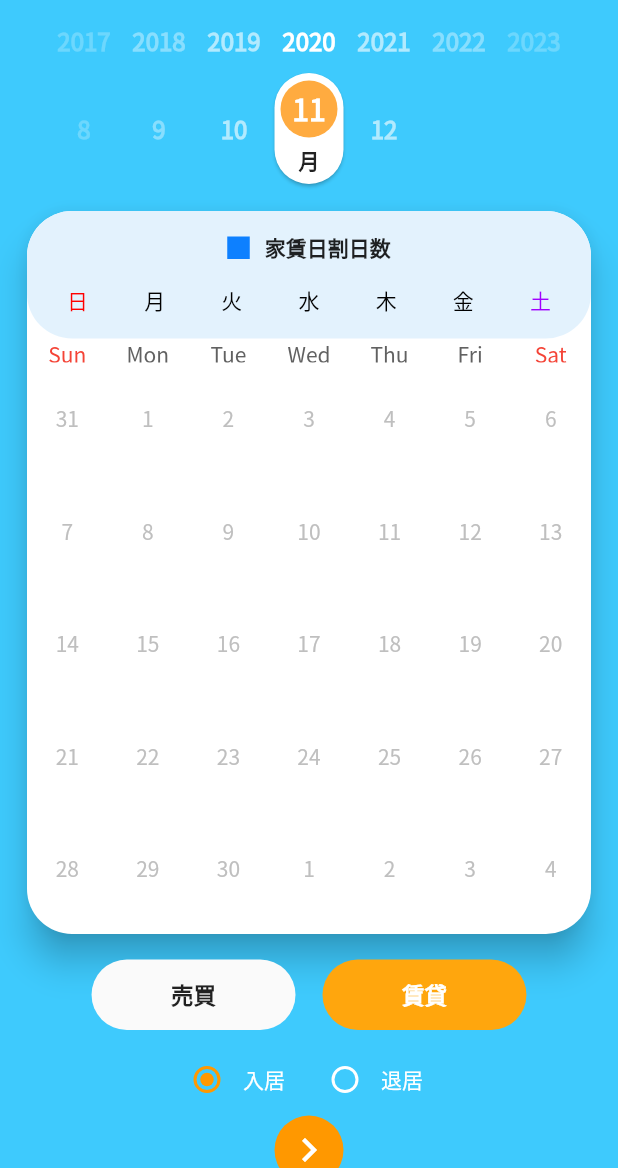
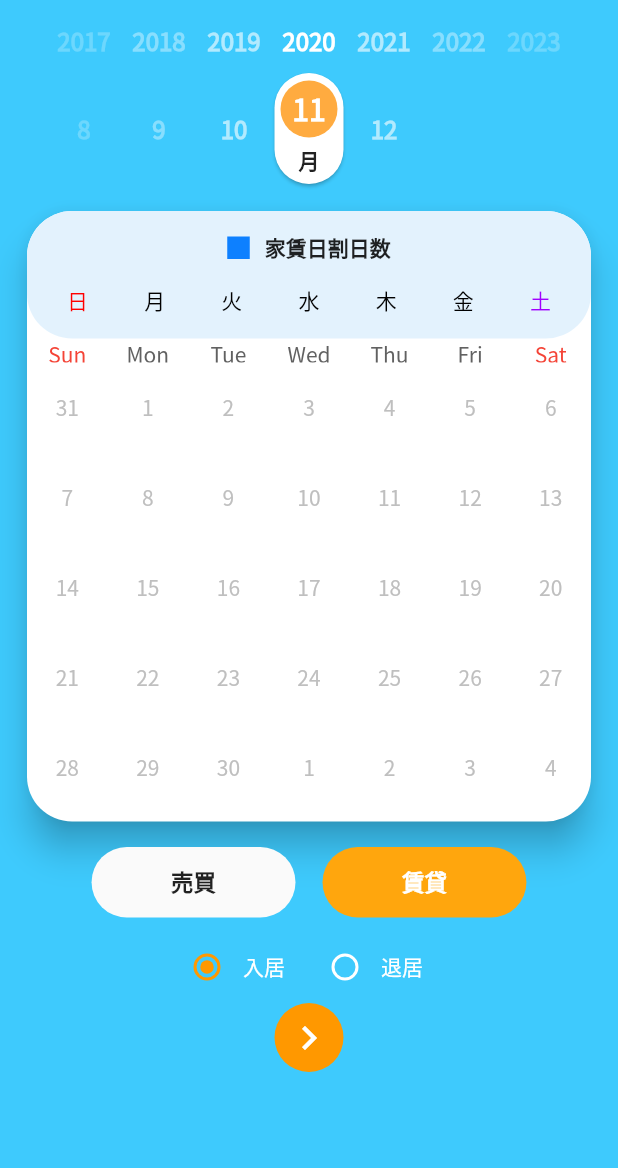
Before and after one commit to ityogesh/fudosan-calendar-application, a Flutter app: the HomeScreeen screen opened directly, after a tap on "売買", after a tap on "賃貸", on a phone screen of 412 x 824 dp, the part 68-1236 px from its top. Run offline on Flutter 3.47's test engine with Material 2 defaults, Android fonts, the phone set to English and light mode, and no system bars; drawn by our look-alikes of showcaseview, table_calendar; our stand-ins replace fluttertoast, pin_code_fields, progress_dialog, shared_preferences; missing offline and left inert: flutter_statusbarcolor, infinite_listview; accounts and stored records are empty; network calls fail.

Commit message:
Fixed Tutorial UI

```diff
--- a/lib/screens/homescreen.dart
+++ b/lib/screens/homescreen.dart
@@ -112,7 +112,7 @@ class _HomeScreeenState extends State<HomeScreeen> {
   @override
   Widget build(BuildContext context) {
     WidgetsBinding.instance.addPostFrameCallback((_) async {
-      /* controller
+      /*   controller
           .animateTo(controller.position.maxScrollExtent,
               duration: new Duration(seconds: 5), curve: new ElasticOutCurve())
           .then((value) => ShowCaseWidget.of(context)
@@ -179,7 +179,7 @@ class _HomeScreeenState extends State<HomeScreeen> {
                                   fontSize: 12.0,
                                   fontWeight: FontWeight.bold,
                                   color: Colors.white),
-                              disposeOnTap: true,
+                              disposeOnTap: false,
                               onTargetClick: () {
                                 ShowCaseWidget.of(context)
                                     .startShowCase([_three, _four]);
@@ -225,7 +225,7 @@ class _HomeScreeenState extends State<HomeScreeen> {
                                         fontSize: 12.0,
                                         fontWeight: FontWeight.bold,
                                         color: Colors.white),
-                                    disposeOnTap: true,
+                                    disposeOnTap: false,
                                     onTargetClick: () {
                                       ShowCaseWidget.of(context)
                                           .startShowCase([_four]);
@@ -298,7 +298,7 @@ class _HomeScreeenState extends State<HomeScreeen> {
                                 fontSize: 12.0,
                                 fontWeight: FontWeight.bold,
                                 color: Colors.white),
-                            disposeOnTap: true,
+                            disposeOnTap: false,
                             onTargetClick: () {},
                             child: InkWell(
                               onTap: () {
@@ -502,21 +502,7 @@ class _HomeScreeenState extends State<HomeScreeen> {
   }
 
   buildCalendar() {
-    return Showcase(
-      key: _one,
-      description: '計算するため、日付を選択してください。',
-      contentPadding: EdgeInsets.all(8.0),
-      showcaseBackgroundColor: ColorConstant.hHighlight,
-      descTextStyle: TextStyle(
-          fontSize: 12.0, fontWeight: FontWeight.bold, color: Colors.white),
-      disposeOnTap: true,
-      onTargetClick: () {
-        // print("Hello");
-        setState(() {
-          ShowCaseWidget.of(context).startShowCase([_two, _three, _four]);
-        });
-      },
-      child: Card(
+    return Card(
       color: Colors.white,
       shape: RoundedRectangleBorder(
         borderRadius: BorderRadius.all(
@@ -604,8 +590,25 @@ class _HomeScreeenState extends State<HomeScreeen> {
                     buildDays(),
                   ],
                 )),
-              TableCalendar(
-                rowHeight: 75.0,
+            Showcase(
+              key: _one,
+              description: '計算するため、日付を選択してください。',
+              contentPadding: EdgeInsets.all(8.0),
+              showcaseBackgroundColor: ColorConstant.hHighlight,
+              descTextStyle: TextStyle(
+                  fontSize: 12.0,
+                  fontWeight: FontWeight.bold,
+                  color: Colors.white),
+              disposeOnTap: false,
+              onTargetClick: () {
+                // print("Hello");
+                setState(() {
+                  ShowCaseWidget.of(context)
+                      .startShowCase([_two, _three, _four]);
+                });
+              },
+              child: TableCalendar(
+                rowHeight: val == "S" ? 75.0 : 60.0,
                 headerVisible: false,
                 holidays: _hdayBuilder(),
                 initialCalendarFormat: CalendarFormat.month,
@@ -684,9 +687,7 @@ class _HomeScreeenState extends State<HomeScreeen> {
                 },
                 builders: CalendarBuilders(
                   dowWeekdayBuilder: (context, day) {
-                    return Container(
-                      child: Text(''),
-                    );
+                    return Container();
                   },
                   dayBuilder: (context, date, events) => dayBuilder(
                     date: date,
@@ -740,8 +741,8 @@ class _HomeScreeenState extends State<HomeScreeen> {
                       isToday: true),
                 ),
               ),
+            ),
           ],
-          ),
         ),
       ),
     );
@@ -823,31 +824,6 @@ class _HomeScreeenState extends State<HomeScreeen> {
     return Container(
       margin: const EdgeInsets.all(1.5),
       alignment: Alignment.center,
-      decoration: BoxDecoration(
-          // color: istoday == null ? Colors.white : Colors.orange[200],
-
-          /*  border: istoday == null
-            ? Border()
-            : Border(
-                right: BorderSide(
-                  color: Colors.orange,
-                  width: 3,
-                ),
-                top: BorderSide(
-                  color: Colors.orange,
-                  width: 3,
-                ),
-                bottom: BorderSide(
-                  color: Colors.orange,
-                  width: 3,
-                ),
-                left: BorderSide(
-                  color: Colors.orange,
-                  width: 3,
-                ),
-              ), */
-          // borderRadius: BorderRadius.circular(5.0)
-          ),
       child: Padding(
         padding: const EdgeInsets.all(1.5),
         child: Column(
```
Lines whose indentation alone changed are shown as unchanged.
